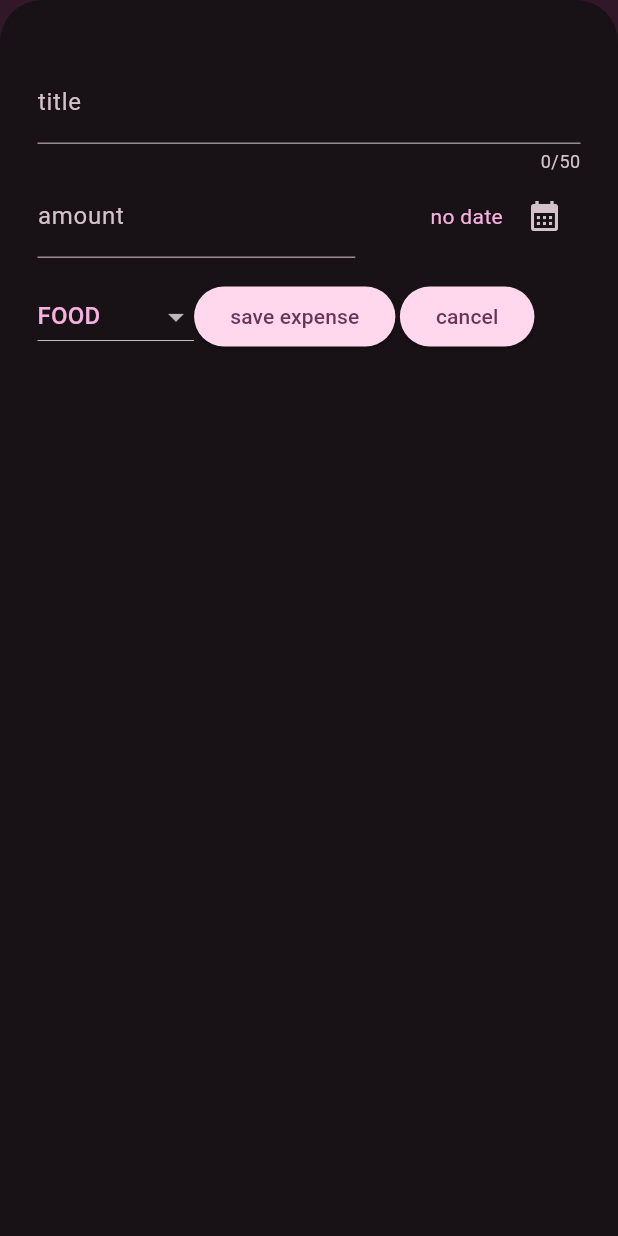
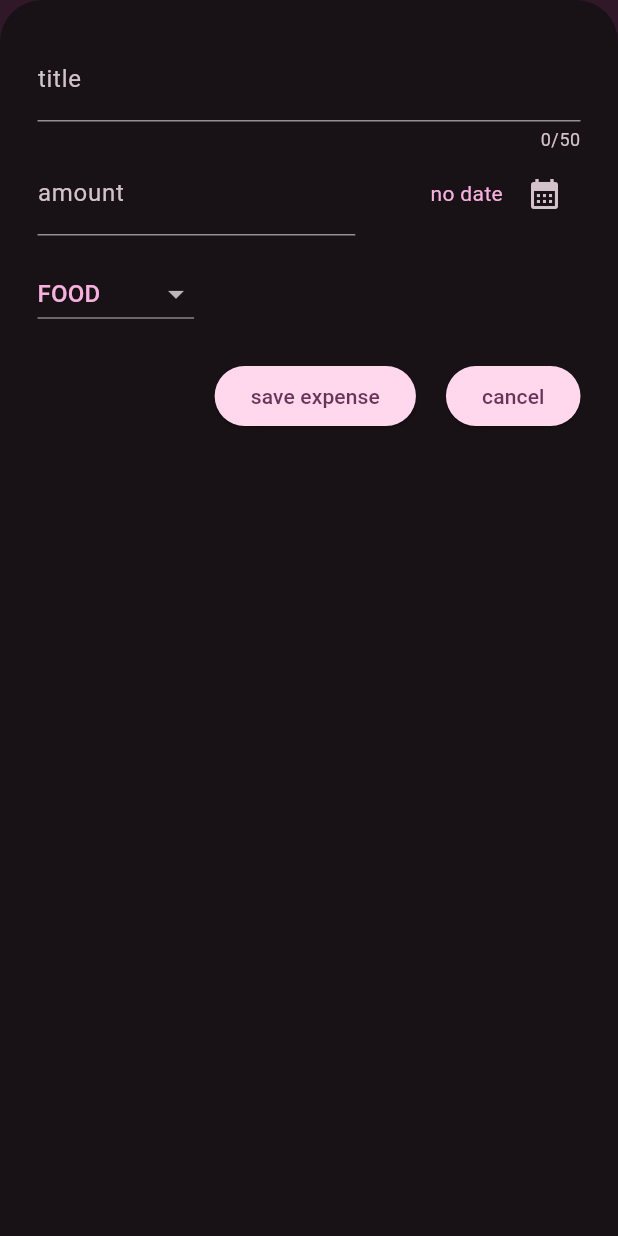
Before and after one commit to Zain-Nhlawy/expense_tracker_project, a Flutter app: the screen it shows after launch, after a tap on the "add" icon, on a phone screen of 412 x 824 dp. Run offline on Flutter 3.47's test engine with Material 3 defaults, Android fonts, the phone set to English and light mode, and no system bars.

Commit message:
making adaptive project

```diff
--- a/lib/main.dart
+++ b/lib/main.dart
@@ -13,12 +13,12 @@ var kDarkColorSchem = ColorScheme.fromSeed(
 );
 
 void main() {
-  WidgetsFlutterBinding.ensureInitialized();
-  SystemChrome.setPreferredOrientations([DeviceOrientation.portraitUp]).then((
-    fn,
-  ) {
-    runApp(const MyApp());
-  });
+  // WidgetsFlutterBinding.ensureInitialized();
+  // SystemChrome.setPreferredOrientations([DeviceOrientation.portraitUp]).then((
+  //   fn,
+  // ) {
+  runApp(const MyApp());
+  // });
 }
 
 class MyApp extends StatefulWidget {
--- a/lib/widget/expenses.dart
+++ b/lib/widget/expenses.dart
@@ -58,6 +58,7 @@ class _ExpensesState extends State<Expenses> {
 
   void _openAddExpense() {
     showModalBottomSheet(
+      useSafeArea: true,
       isScrollControlled: true,
       context: context,
       backgroundColor: Theme.of(context).colorScheme.surface,
@@ -67,8 +68,9 @@ class _ExpensesState extends State<Expenses> {
 
   @override
   Widget build(context) {
-    Widget content = Expanded(
-      child: const Center(child: Text('no expenses yet ')),
+    final width = MediaQuery.of(context).size.width;
+    Widget content = const Expanded(
+      child: Center(child: Text('no expenses yet ')),
     );
     if (regestredExpenses.isNotEmpty) {
       content = Expanded(
@@ -80,11 +82,21 @@ class _ExpensesState extends State<Expenses> {
     }
 
     return Scaffold(
-      body: Column(
+      body: width < 600
+          ? Column(
               children: [
                 Chart(expenses: regestredExpenses),
-          SizedBox(height: 420, child: content),
-          SizedBox(height: 25),
+                content,
+                FloatingActionButton(
+                  onPressed: _openAddExpense,
+                  child: const Icon(Icons.add),
+                ),
+              ],
+            )
+          : Row(
+              children: [
+                Expanded(child: Chart(expenses: regestredExpenses)),
+                content,
                 FloatingActionButton(
                   onPressed: _openAddExpense,
                   child: const Icon(Icons.add),
--- a/lib/widget/expenses_list/expenses_list.dart
+++ b/lib/widget/expenses_list/expenses_list.dart
@@ -12,7 +12,8 @@ class ExpensesList extends StatelessWidget {
   final List<Expense> expenses;
   @override
   Widget build(context) {
-    return ListView.builder(
+    return SizedBox(
+      child: ListView.builder(
         itemCount: expenses.length,
         itemBuilder: (context, index) => Dismissible(
           key: ValueKey(expenses[index]),
@@ -29,6 +30,7 @@ class ExpensesList extends StatelessWidget {
           },
           child: ExpenseItem(expenses[index]),
         ),
+      ),
     );
   }
 }
--- a/lib/widget/new_expense.dart
+++ b/lib/widget/new_expense.dart
@@ -74,8 +74,13 @@ class _NewExpenseState extends State<NewExpense> {
 
   @override
   Widget build(context) {
+    final keyboardSpace = MediaQuery.of(context).viewInsets.bottom;
+
     return Padding(
-      padding: const EdgeInsets.fromLTRB(25, 40, 25, 25),
+      padding: EdgeInsets.fromLTRB(25, 25, 25, keyboardSpace + 16),
+      child: SizedBox(
+        height: double.infinity,
+        child: SingleChildScrollView(
           child: Column(
             children: [
               TextField(
@@ -84,7 +89,7 @@ class _NewExpenseState extends State<NewExpense> {
                 ),
                 controller: _enteredController,
                 maxLength: 50,
-            decoration: const  InputDecoration(label: Text('title')),
+                decoration: const InputDecoration(label: Text('title')),
               ),
               Row(
                 children: [
@@ -103,7 +108,7 @@ class _NewExpenseState extends State<NewExpense> {
                   ),
                   const SizedBox(width: 50),
                   Row(
-                mainAxisAlignment:  MainAxisAlignment.end,
+                    mainAxisAlignment: MainAxisAlignment.end,
                     crossAxisAlignment: CrossAxisAlignment.center,
                     children: [
                       Text(
@@ -122,7 +127,7 @@ class _NewExpenseState extends State<NewExpense> {
                   ),
                 ],
               ),
-         const  SizedBox(height: 15),
+              const SizedBox(height: 15),
 
               Row(
                 children: [
@@ -150,12 +155,17 @@ class _NewExpenseState extends State<NewExpense> {
                       });
                     },
                   ),
-
+                ],
+              ),
+              SizedBox(height: 20),
+              Row(
+                mainAxisAlignment: MainAxisAlignment.end,
+                children: [
                   ElevatedButton(
                     onPressed: _submitExpenseData,
                     child: const Text('save expense'),
                   ),
-              SizedBox(width: 3),
+                  SizedBox(width: 20),
                   ElevatedButton(
                     onPressed: () {
                       Navigator.pop(context);
@@ -166,6 +176,8 @@ class _NewExpenseState extends State<NewExpense> {
               ),
             ],
           ),
+        ),
+      ),
     );
   }
 }
```
Lines whose indentation alone changed are shown as unchanged.
